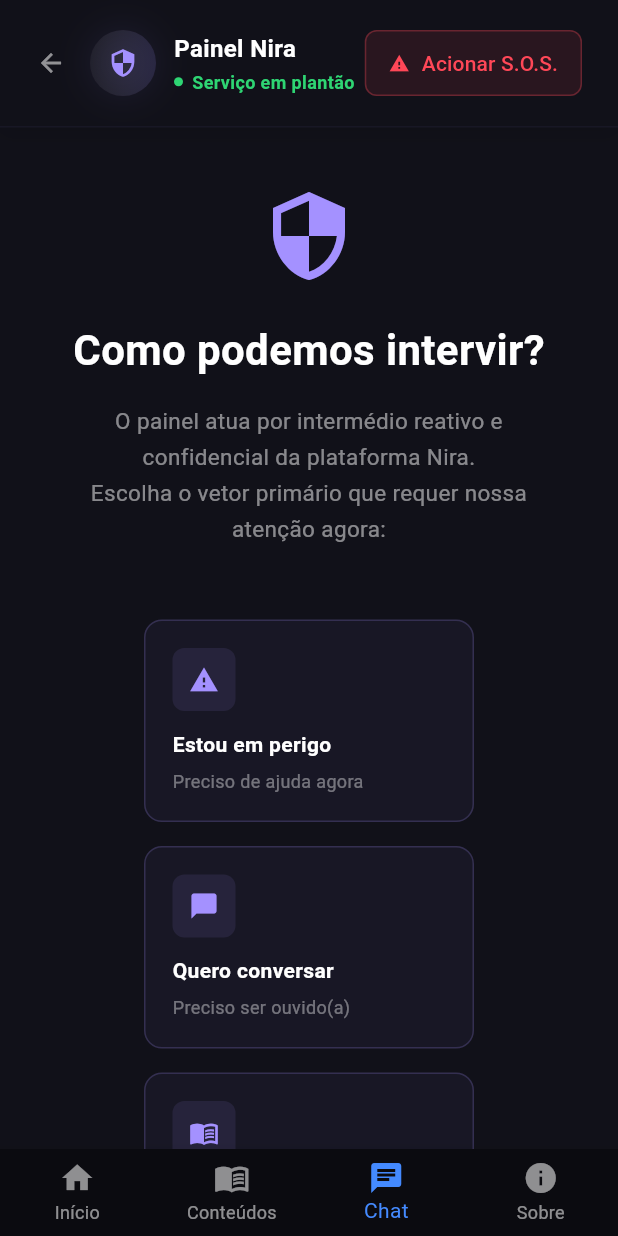
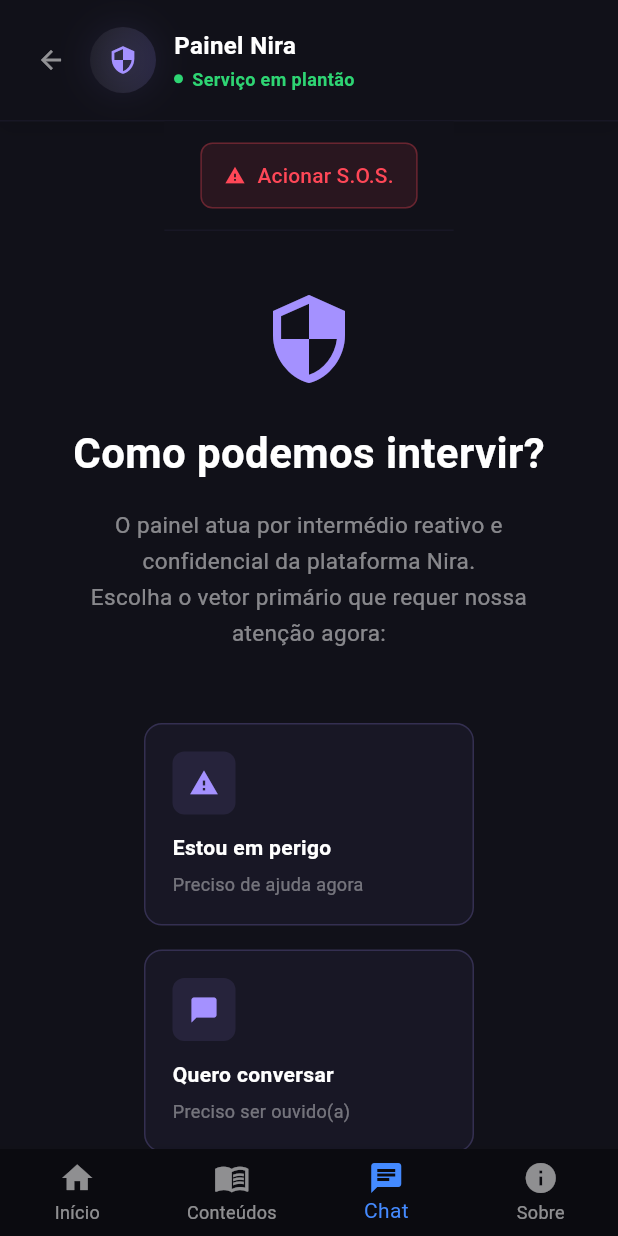
Before and after one commit to Tomate3181/NiraFlutter, a Flutter app: the ChatScreen screen opened by its route, on a phone screen of 412 x 824 dp. Run offline on Flutter 3.47's test engine with Material 3 defaults, Android fonts, the phone set to English and light mode, and no system bars; our stand-ins replace fl_chart, flutter_dotenv, flutter_map, flutter_riverpod, freezed_annotation, geolocator and 5 more; accounts and stored records are empty; generated files the repository leaves out were written again.

Commit message:
arrumei os designs dos botoes que sumiam por nao caber na tela na pagina de chat

```diff
--- a/lib/screens/chat_screen.dart
+++ b/lib/screens/chat_screen.dart
@@ -381,6 +381,7 @@
                 child: Column(
                   children: [
                     _buildHeader(isMobile),
+                    _buildActionButtons(),
                     Expanded(
                       child: _chatAtivo ? _buildChatArea() : _buildWelcome(),
                     ),
@@ -638,15 +639,34 @@
             alignment: WrapAlignment.end,
             spacing: 10,
             runSpacing: 8,
+            children: [],
+          ),
+        ],
+      ),
+    );
+  }
+
+  Widget _buildActionButtons() {
+    return Container(
+      padding: const EdgeInsets.symmetric(horizontal: 24, vertical: 12),
+      decoration: BoxDecoration(
+        color: const Color(0xFF111119),
+        border: Border(
+          bottom: BorderSide(
+            color: const Color(0xFF9B8FFF).withValues(alpha: 0.05),
+          ),
+        ),
+      ),
+      child: Wrap(
+        spacing: 10,
+        runSpacing: 8,
         children: [
           ElevatedButton.icon(
             onPressed: _ativarSOS,
             icon: const Icon(LucideIcons.alertTriangle, size: 14),
             label: const Text('Acionar S.O.S.'),
             style: ElevatedButton.styleFrom(
-                  backgroundColor: const Color(
-                    0xFFFF4757,
-                  ).withValues(alpha: 0.1),
+              backgroundColor: const Color(0xFFFF4757).withValues(alpha: 0.1),
               foregroundColor: const Color(0xFFFF4757),
               elevation: 0,
               side: BorderSide(
@@ -655,17 +675,12 @@
               shape: RoundedRectangleBorder(
                 borderRadius: BorderRadius.circular(8),
               ),
-                  padding: const EdgeInsets.symmetric(
-                    horizontal: 16,
-                    vertical: 12,
-                  ),
+              padding: const EdgeInsets.symmetric(horizontal: 16, vertical: 12),
             ),
           ),
           if (_chatAtivo)
             ElevatedButton.icon(
-                  onPressed: _isHumanSupport
-                      ? null
-                      : _conectarAtendimentoHumano,
+              onPressed: _isHumanSupport ? null : _conectarAtendimentoHumano,
               icon: const Icon(LucideIcons.messageSquare, size: 14),
               label: Text(
                 _isHumanSupport ? 'Conexão Iniciada' : 'Atendimento Humano',
@@ -691,8 +706,6 @@
                   vertical: 12,
                 ),
               ),
-                ),
-            ],
             ),
         ],
       ),
```
Lines whose indentation alone changed are shown as unchanged.
